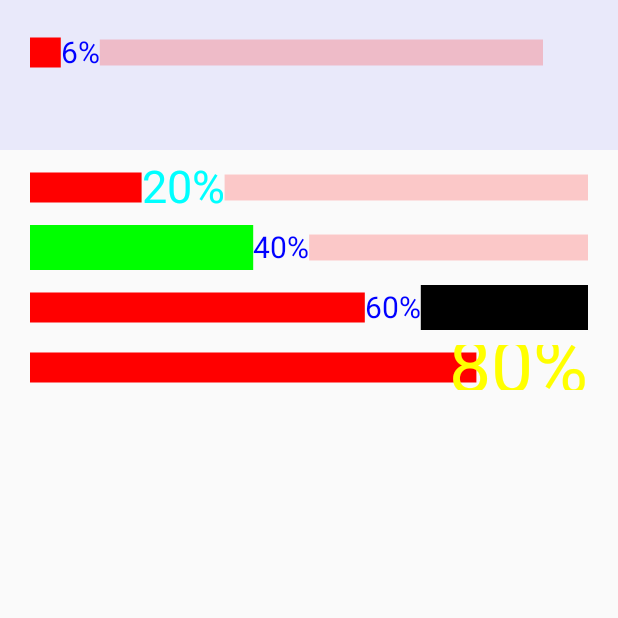
After one commit to HuangHouhong/MyStudy, an Android app: the NumberProgressBarActivity screen opened directly, with no data from a screen before it, on a phone screen of 412 x 824 dp, the top half of it. The commit adds this screen. Run offline under Robolectric (Android 15) with nearby library versions, the phone set to English and light mode, and no system bars.

Commit message:
自定义一个带数字的进度条NumberProgressBar
Signed-off-by: HuangHouhong <985956005@qq.com>

```diff
--- a/app/src/main/java/hust/hhh/mystudy/main/MainActivity.java
+++ b/app/src/main/java/hust/hhh/mystudy/main/MainActivity.java
@@ -12,6 +12,7 @@ import hust.hhh.mystudy.R;
 import hust.hhh.mystudy.main.card.Card;
 import hust.hhh.mystudy.main.card.NetCard;
 import hust.hhh.mystudy.main.card.UICard;
+import hust.hhh.mystudy.ui.progressbar.NumberProgressBarActivity;
 
 /**
  * 主界面
@@ -44,7 +45,7 @@ public class MainActivity extends AppCompatActivity {
         mCards = new ArrayList<>();
 
         ArrayList<Item> items0 = new ArrayList<>();
-        items0.add(new Item("数据1", MainActivity.class));
+        items0.add(new Item("带数字的进度条", NumberProgressBarActivity.class));
         items0.add(new Item("数据2", MainActivity.class));
         items0.add(new Item("数据3", MainActivity.class));
         items0.add(new Item("数据4", MainActivity.class));
--- /dev/null
+++ b/app/src/main/java/hust/hhh/mystudy/ui/progressbar/NumberProgressBar.java
@@ -0,0 +1,278 @@
+package hust.hhh.mystudy.ui.progressbar;
+
+import android.content.Context;
+import android.content.res.TypedArray;
+import android.graphics.Canvas;
+import android.graphics.Paint;
+import android.graphics.RectF;
+import android.support.annotation.Nullable;
+import android.util.AttributeSet;
+import android.view.View;
+
+import hust.hhh.mystudy.R;
+
+/**
+ * Created by 98595 on 2019/2/19.
+ * 详情参考：https://github.com/daimajia/NumberProgressBar
+ * 学习以上链接的内容，尝试自己写一下。
+ * <p>
+ * 缺陷：
+ * 1. 自定义属性中，缺少一些判断。
+ * 如：自定义文字过大，超过了空间高度，最好能够自适应。
+ */
+
+public class NumberProgressBar extends View {
+
+    private final static int DEFAULT_MAX_PROGRESS = 100;
+    //进度条上文字后缀
+    private final static String SUFFIX = "%";
+    private final static int DEFAULT_TEXT_COLOR = 0XFF0000FF;
+    private final static int DEFAULT_TEXT_SIZE = 30;
+    private final static int DEFAULT_REACHED_HEIGHT = 30;
+    private final static int DEFAULT_REACHED_COLOR = 0XFFFF0000;
+    private final static int DEFAULT_UNREACHED_HEIGHT = 26;
+    private final static int DEFAULT_UNREACHED_COLOR = 0X33FF0000;
+    private final static int DEFAULT_CURRENT_PROGRESS = 0;
+
+    //整个View的宽，高
+    private int mWidth;
+    private int mHeight;
+
+    //进度条最大值
+    private int mMaxProgress = DEFAULT_MAX_PROGRESS;
+
+    //当前进度
+    private int mCurrentProgress;
+
+    //进度条上文字
+    private String mProgressText;
+
+    //进度条上数字大小
+    private float mTextSize;
+
+    //进度条上数字的颜色
+    private int mTextColor;
+
+    //已完成进度区域的颜色
+    private int mReachedColor;
+
+    //已完成进度区域的高度
+    private float mReachedHeight;
+
+    //未完成进度区域的颜色
+    private int mUnreachedColor;
+
+    //未完成进度区域的高度
+    private float mUnreachedHeight;
+
+    private RectF mReachedRectF;
+    private RectF mUnreachedRectF;
+    private float mTextX;
+    private float mTextY;
+
+    private Paint mReachedRectFPaint;
+    private Paint mUnreachedRectFPaint;
+    private Paint mTextPaint;
+
+    private OnProgressBarListener mOnProgressBarListener;
+
+    public NumberProgressBar(Context context) {
+        this(context, null);
+    }
+
+    public NumberProgressBar(Context context, @Nullable AttributeSet attrs) {
+        this(context, attrs, 0);
+    }
+
+    public NumberProgressBar(Context context, @Nullable AttributeSet attrs, int defStyleAttr) {
+        super(context, attrs, defStyleAttr);
+        initTypeArray(context, attrs);
+        initRectF();
+        initPaint();
+        setProgress(mCurrentProgress);
+    }
+
+    private void initTypeArray(Context context, AttributeSet attrs) {
+        TypedArray typedArray = context.obtainStyledAttributes(attrs, R.styleable.NumberProgressBar);
+        mTextColor = typedArray.getColor(R.styleable.NumberProgressBar_text_color,
+                DEFAULT_TEXT_COLOR);
+        mTextSize = typedArray.getDimension(R.styleable.NumberProgressBar_text_size,
+                DEFAULT_TEXT_SIZE);
+        mReachedHeight = typedArray.getDimension(R.styleable.NumberProgressBar_reached_height,
+                DEFAULT_REACHED_HEIGHT);
+        mReachedColor = typedArray.getColor(R.styleable.NumberProgressBar_reached_color,
+                DEFAULT_REACHED_COLOR);
+        mUnreachedHeight = typedArray.getDimension(R.styleable.NumberProgressBar_unreached_height,
+                DEFAULT_UNREACHED_HEIGHT);
+        mUnreachedColor = typedArray.getColor(R.styleable.NumberProgressBar_unreached_color,
+                DEFAULT_UNREACHED_COLOR);
+        mCurrentProgress = typedArray.getInt(R.styleable.NumberProgressBar_current_progress,
+                DEFAULT_CURRENT_PROGRESS);
+    }
+
+    private void initRectF() {
+        mReachedRectF = new RectF(0, 0, 0, 0);
+        mUnreachedRectF = new RectF(0, 0, 0, 0);
+    }
+
+    private void initPaint() {
+        mReachedRectFPaint = new Paint();
+        mReachedRectFPaint.setColor(mReachedColor);
+        mReachedRectFPaint.setAntiAlias(true);
+
+        mUnreachedRectFPaint = new Paint();
+        mUnreachedRectFPaint.setColor(mUnreachedColor);
+        mUnreachedRectFPaint.setAntiAlias(true);
+
+        mTextPaint = new Paint();
+        mTextPaint.setColor(mTextColor);
+        mTextPaint.setAntiAlias(true);
+        mTextPaint.setTextSize(mTextSize);
+    }
+
+    @Override
+    protected void onMeasure(int widthMeasureSpec, int heightMeasureSpec) {
+        setMeasuredDimension(measure(widthMeasureSpec, true), measure(heightMeasureSpec, false));
+    }
+
+    /**
+     * 该方法处理wrap_content时View的宽高
+     */
+    private int measure(int measureSpec, boolean isWidth) {
+
+        //获取当前View的测量宽高与测量规格
+        int specMode = MeasureSpec.getMode(measureSpec);
+        int specSize = MeasureSpec.getSize(measureSpec);
+
+        int padding = isWidth ? getPaddingStart() + getPaddingEnd() : getPaddingTop() + getPaddingBottom();
+
+        //确定默认宽或者高。这里直接使用系统推荐的最小宽高，然后加上padding
+        int result = padding + (isWidth ? getSuggestedMinimumWidth() : getSuggestedMinimumHeight());
+
+        if (specMode == MeasureSpec.EXACTLY) {
+            //对应xml文件中match_parent和具体的数值
+            result = specSize;
+        } else {
+            // 对应xml文件中的wrap_content
+            result = Math.min(result, specSize);
+        }
+        return result;
+    }
+
+    @Override
+    protected int getSuggestedMinimumWidth() {
+        return super.getSuggestedMinimumWidth();
+    }
+
+    @Override
+    protected int getSuggestedMinimumHeight() {
+        return (int) Math.max((int) Math.max(mReachedHeight, mUnreachedHeight), mTextSize);
+    }
+
+    @Override
+    protected void onLayout(boolean changed, int left, int top, int right, int bottom) {
+        super.onLayout(changed, left, top, right, bottom);
+    }
+
+    @Override
+    protected void onSizeChanged(int w, int h, int oldw, int oldh) {
+        super.onSizeChanged(w, h, oldw, oldh);
+        mWidth = w;
+        mHeight = h;
+    }
+
+    @Override
+    protected void onDraw(Canvas canvas) {
+        calculateRectF();
+        canvas.drawRect(mReachedRectF, mReachedRectFPaint);
+        canvas.drawText(mProgressText, mTextX, mTextY, mTextPaint);
+        canvas.drawRect(mUnreachedRectF, mUnreachedRectFPaint);
+    }
+
+    /**
+     * 计算绘制区域
+     */
+    private void calculateRectF() {
+        // 计算整个进度条的中间线。这里与View中间线不一样，可能存在上下padding不一致的情况
+        float centerY = (mHeight - getPaddingTop() - getPaddingBottom()) / 2.0f + getPaddingTop();
+
+        //计算已完成进度区域
+        mReachedRectF.left = getPaddingStart();
+        mReachedRectF.top = centerY - mReachedHeight / 2.0f;
+        mReachedRectF.right = mReachedRectF.left + mCurrentProgress * 1.0f / mMaxProgress * (mWidth - getPaddingStart() - getPaddingEnd());
+        mReachedRectF.bottom = centerY + mReachedHeight / 2.0f;
+
+        //计算显示文字以及文字区域
+        mProgressText = mCurrentProgress * 100 / mMaxProgress + SUFFIX;
+        mTextX = mReachedRectF.right;
+        //ascent是基于Baseline之上的一个推荐的间距值，descent是基于Baseline之下一个推荐的间距值，两者相加就是字体高度
+        mTextY = centerY - (mTextPaint.ascent() + mTextPaint.descent()) / 2.0f;
+        float textWidth = mTextPaint.measureText(mProgressText);
+        if (mTextX + textWidth >= mWidth - getPaddingEnd()) {
+            //防止文字越界，超过进度条显示范围
+            mTextX = mWidth - getPaddingEnd() - textWidth;
+        }
+
+        //计算未完成进度区域
+        mUnreachedRectF.left = mTextX + textWidth;
+        mUnreachedRectF.top = centerY - mUnreachedHeight / 2.0f;
+        mUnreachedRectF.right = mWidth - getPaddingEnd();
+        mUnreachedRectF.bottom = centerY + mUnreachedHeight / 2.0f;
+        if (mUnreachedRectF.left >= mUnreachedRectF.right) {
+            //防止未完成区域绘制越界
+            mUnreachedRectF.left = mUnreachedRectF.right;
+        }
+    }
+
+    /**
+     * 进度条在原有基础上增长或者下降
+     *
+     * @param increment 负数表示进度下降，正数表示上升
+     */
+    public void increaseProgress(int increment) {
+        mCurrentProgress += increment;
+        if (mCurrentProgress >= mMaxProgress) {
+            mCurrentProgress = mMaxProgress;
+        }
+        if (mCurrentProgress <= 0) {
+            mCurrentProgress = 0;
+        }
+        if (mOnProgressBarListener != null) {
+            mOnProgressBarListener.onProgressChange(mCurrentProgress);
+        }
+        invalidate();
+    }
+
+    public void setProgress(int progress) {
+        if (progress <= 0) {
+            progress = 0;
+        }
+        if (progress >= mMaxProgress) {
+            progress = mMaxProgress;
+        }
+        mCurrentProgress = progress;
+        if (mOnProgressBarListener != null) {
+            mOnProgressBarListener.onProgressChange(mCurrentProgress);
+        }
+        invalidate();
+    }
+
+    public int getProgress() {
+        return mCurrentProgress;
+    }
+
+    public void setOnProgressBarListener(OnProgressBarListener listener) {
+        mOnProgressBarListener = listener;
+    }
+
+    public OnProgressBarListener getOnProgressBarListener() {
+        return mOnProgressBarListener;
+    }
+
+    /**
+     * 创建接口，用于监听当前ProgressBar的进度
+     */
+    public interface OnProgressBarListener {
+        void onProgressChange(int progress);
+    }
+}
--- /dev/null
+++ b/app/src/main/java/hust/hhh/mystudy/ui/progressbar/NumberProgressBarActivity.java
@@ -0,0 +1,54 @@
+package hust.hhh.mystudy.ui.progressbar;
+
+import android.app.Activity;
+import android.os.Bundle;
+
+import java.util.Timer;
+import java.util.TimerTask;
+
+import hust.hhh.mystudy.R;
+
+public class NumberProgressBarActivity extends Activity {
+
+    private Timer mTimer;
+    private NumberProgressBar nbp;
+
+    @Override
+    protected void onCreate(Bundle savedInstanceState) {
+        super.onCreate(savedInstanceState);
+        setContentView(R.layout.activity_number_progress_bar);
+
+        nbp = this.findViewById(R.id.number_progressbar);
+
+        mTimer = new Timer();
+        TimerTask task = new TimerTask() {
+            @Override
+            public void run() {
+                runOnUiThread(new Runnable() {
+                    @Override
+                    public void run() {
+                        nbp.increaseProgress(1);
+                    }
+                });
+            }
+        };
+        mTimer.schedule(task, 1000, 100);
+
+
+        NumberProgressBar.OnProgressBarListener listener = new NumberProgressBar.OnProgressBarListener() {
+            @Override
+            public void onProgressChange(int progress) {
+                if (progress == 100) {
+                    mTimer.cancel();
+                }
+            }
+        };
+        nbp.setOnProgressBarListener(listener);
+    }
+
+    @Override
+    protected void onDestroy() {
+        super.onDestroy();
+        mTimer.cancel();
+    }
+}
--- /dev/null
+++ b/app/src/main/res/layout/activity_number_progress_bar.xml
@@ -0,0 +1,58 @@
+<?xml version="1.0" encoding="utf-8"?>
+<LinearLayout xmlns:android="http://schemas.android.com/apk/res/android"
+              xmlns:app="http://schemas.android.com/apk/res-auto"
+              android:layout_width="match_parent"
+              android:layout_height="match_parent"
+              android:orientation="vertical">
+
+    <hust.hhh.mystudy.ui.progressbar.NumberProgressBar
+        android:id="@+id/number_progressbar"
+        android:layout_width="match_parent"
+        android:layout_height="100dp"
+        android:background="#110000ff"
+        android:paddingBottom="50dp"
+        android:paddingLeft="20dp"
+        android:paddingRight="50dp"
+        android:paddingTop="20dp"/>
+
+    <hust.hhh.mystudy.ui.progressbar.NumberProgressBar
+        android:layout_width="match_parent"
+        android:layout_height="30dp"
+        android:layout_marginTop="10dp"
+        android:paddingEnd="20dp"
+        android:paddingStart="20dp"
+        app:current_progress="20"
+        app:text_color="#00ffff"
+        app:text_size="30sp"/>
+
+    <hust.hhh.mystudy.ui.progressbar.NumberProgressBar
+        android:layout_width="match_parent"
+        android:layout_height="30dp"
+        android:layout_marginTop="10dp"
+        android:paddingEnd="20dp"
+        android:paddingStart="20dp"
+        app:current_progress="40"
+        app:reached_color="#00ff00"
+        app:reached_height="40dp"/>
+
+    <hust.hhh.mystudy.ui.progressbar.NumberProgressBar
+        android:layout_width="match_parent"
+        android:layout_height="30dp"
+        android:layout_marginTop="10dp"
+        android:paddingEnd="20dp"
+        android:paddingStart="20dp"
+        app:current_progress="60"
+        app:unreached_color="#000000"
+        app:unreached_height="40dp"/>
+
+    <hust.hhh.mystudy.ui.progressbar.NumberProgressBar
+        android:layout_width="match_parent"
+        android:layout_height="30dp"
+        android:layout_marginTop="10dp"
+        android:paddingEnd="20dp"
+        android:paddingStart="20dp"
+        app:current_progress="80"
+        app:text_color="#ffff00"
+        app:text_size="50sp"/>
+
+</LinearLayout>
--- a/app/src/main/res/values/attrs.xml
+++ b/app/src/main/res/values/attrs.xml
@@ -1,11 +1,14 @@
 <?xml version="1.0" encoding="utf-8"?>
 <resources>
-    <declare-styleable name="volume_attrs">
-        <attr name="ring_width" format="integer"></attr>
-        <attr name="ring_sweep" format="integer"></attr>
-        <attr name="tick_color" format="color"></attr>
-        <attr name="tick_sp_color" format="color"></attr>
+    <!--NumberProgressBar空间中自定义属性-->
+    <declare-styleable name="NumberProgressBar">
         <attr name="text_color" format="color"></attr>
+        <attr name="text_size" format="dimension"></attr>
+        <attr name="reached_height" format="dimension"></attr>
+        <attr name="reached_color" format="color"></attr>
+        <attr name="unreached_height" format="dimension"></attr>
+        <attr name="unreached_color" format="color"></attr>
+        <attr name="current_progress" format="integer"></attr>
     </declare-styleable>
 
 </resources>
--- a/app/src/main/res/values/strings.xml
+++ b/app/src/main/res/values/strings.xml
@@ -1,4 +1,4 @@
 <resources>
-    <string name="app_name">MyStudy</string>
-    <string name="title_activity_volume">VolumeActivity</string>
+    <string name="app_name">学习笔记</string>
+    <string name="title_activity_number_progress_bar">NumberProgressBarActivity</string>
 </resources>
```
Also changed, not shown: app/src/main/AndroidManifest.xml (+5 -2 lines), app/src/main/res/drawable/icon.jpg (added).
